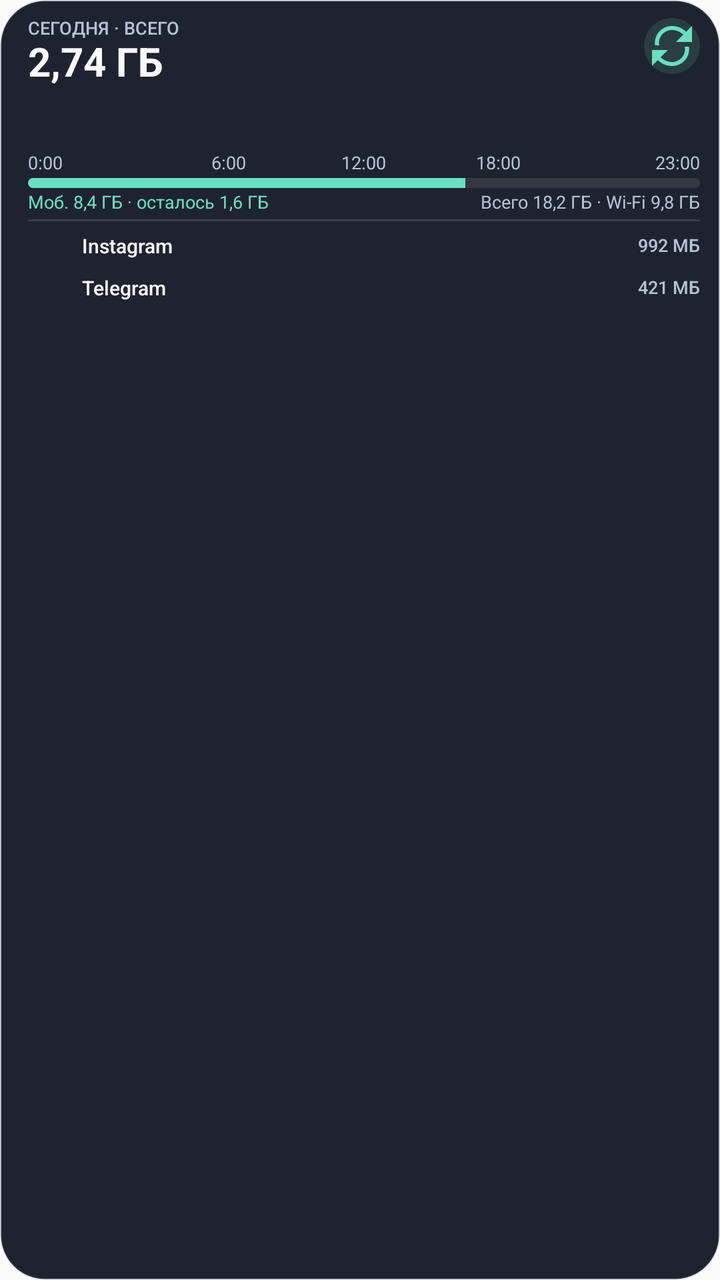
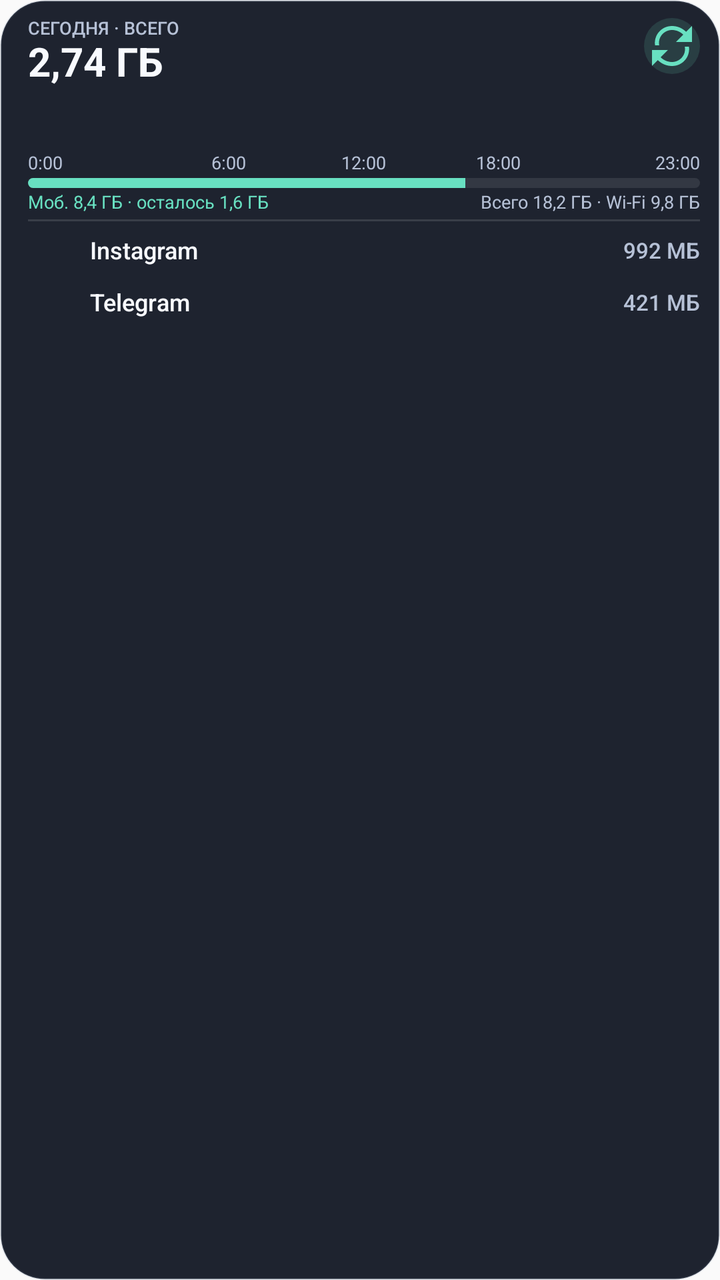

Screens rendered from an Android XML layout before and after an edit, with the pre-edit source and the edit as a unified diff.
<!-- AndroidManifest.xml: application theme Theme.App_monitoring -->
<!-- res/layout/widget_large_hourly.xml -->
<?xml version="1.0" encoding="utf-8"?>
<FrameLayout xmlns:android="http://schemas.android.com/apk/res/android"
    android:id="@+id/widget_root"
    android:layout_width="match_parent"
    android:layout_height="match_parent"
    android:background="@drawable/widget_background"
    android:paddingStart="14dp"
    android:paddingTop="9dp"
    android:paddingEnd="10dp"
    android:paddingBottom="8dp">

    <LinearLayout
        android:layout_width="match_parent"
        android:layout_height="match_parent"
        android:orientation="vertical">

        <LinearLayout
            android:layout_width="match_parent"
            android:layout_height="wrap_content"
            android:gravity="center_vertical"
            android:paddingEnd="30dp"
            android:orientation="horizontal">
            <LinearLayout
                android:layout_width="0dp"
                android:layout_height="wrap_content"
                android:layout_weight="1"
                android:orientation="vertical">
                <TextView
                    style="@style/WidgetLabel"
                    android:text="СЕГОДНЯ · ВСЕГО" />
                <TextView
                    android:id="@+id/large_hourly_today_total"
                    style="@style/WidgetValue"
                    android:text="2,74 ГБ"
                    android:textSize="20sp" />
            </LinearLayout>
        </LinearLayout>

        <ImageView
            android:id="@+id/large_hourly_chart"
            android:layout_width="match_parent"
            android:layout_height="31dp"
            android:layout_marginTop="2dp"
            android:contentDescription="@string/widget_hourly_chart"
            android:scaleType="fitXY" />

        <LinearLayout
            android:layout_width="match_parent"
            android:layout_height="wrap_content"
            android:orientation="horizontal">
            <TextView style="@style/WidgetMeta" android:layout_width="0dp" android:layout_weight="1" android:text="0:00" />
            <TextView style="@style/WidgetMeta" android:layout_width="0dp" android:layout_weight="1" android:gravity="center" android:text="6:00" />
            <TextView style="@style/WidgetMeta" android:layout_width="0dp" android:layout_weight="1" android:gravity="center" android:text="12:00" />
            <TextView style="@style/WidgetMeta" android:layout_width="0dp" android:layout_weight="1" android:gravity="center" android:text="18:00" />
            <TextView style="@style/WidgetMeta" android:layout_width="0dp" android:layout_weight="1" android:gravity="end" android:text="23:00" />
        </LinearLayout>

        <ProgressBar
            android:id="@+id/large_hourly_progress"
            style="?android:attr/progressBarStyleHorizontal"
            android:layout_width="match_parent"
            android:layout_height="5dp"
            android:layout_marginTop="2dp"
            android:indeterminate="false"
            android:max="1000"
            android:progress="650"
            android:progressDrawable="@drawable/widget_progress" />

        <LinearLayout
            android:layout_width="match_parent"
            android:layout_height="wrap_content"
            android:layout_marginTop="2dp"
            android:orientation="horizontal">
            <TextView
                android:id="@+id/large_hourly_mobile"
                style="@style/WidgetMeta"
                android:layout_width="0dp"
                android:layout_weight="1"
                android:text="Моб. 8,4 ГБ · осталось 1,6 ГБ"
                android:textColor="@color/widget_accent" />
            <TextView
                android:id="@+id/large_hourly_total"
                style="@style/WidgetMeta"
                android:text="Всего 18,2 ГБ · Wi‑Fi 9,8 ГБ" />
        </LinearLayout>

        <ImageView
            android:layout_width="match_parent"
            android:layout_height="1dp"
            android:layout_marginTop="3dp"
            android:layout_marginBottom="2dp"
            android:background="@drawable/widget_divider_horizontal"
            android:contentDescription="@null" />

        <LinearLayout
            android:id="@+id/widget_large_app_1"
            android:layout_width="match_parent"
            android:layout_height="21dp"
            android:gravity="center_vertical"
            android:orientation="horizontal">
            <ImageView android:id="@+id/widget_large_app_1_icon" style="@style/WidgetLargeAppIcon" />
            <TextView android:id="@+id/widget_large_app_1_name" style="@style/WidgetLargeAppName" android:text="Instagram" />
            <ProgressBar android:id="@+id/widget_large_app_1_progress" style="@style/WidgetLargeAppProgress" android:progress="1000" />
            <TextView android:id="@+id/widget_large_app_1_usage" style="@style/WidgetLargeAppUsage" android:text="992 МБ" />
        </LinearLayout>

        <LinearLayout
            android:id="@+id/widget_large_app_2"
            android:layout_width="match_parent"
            android:layout_height="21dp"
            android:gravity="center_vertical"
            android:orientation="horizontal">
            <ImageView android:id="@+id/widget_large_app_2_icon" style="@style/WidgetLargeAppIcon" />
            <TextView android:id="@+id/widget_large_app_2_name" style="@style/WidgetLargeAppName" android:text="Telegram" />
            <ProgressBar android:id="@+id/widget_large_app_2_progress" style="@style/WidgetLargeAppProgress" android:progress="520" />
            <TextView android:id="@+id/widget_large_app_2_usage" style="@style/WidgetLargeAppUsage" android:text="421 МБ" />
        </LinearLayout>
    </LinearLayout>

    <ImageButton
        android:id="@+id/widget_refresh"
        android:layout_width="28dp"
        android:layout_height="28dp"
        android:layout_gravity="top|end"
        android:background="@drawable/widget_refresh_background"
        android:contentDescription="@string/widget_refresh"
        android:padding="7dp"
        android:src="@drawable/ic_widget_refresh"
        android:tint="@color/widget_accent" />
</FrameLayout>
<!-- resources referenced by this layout -->
<resources>
  <color name="widget_accent">#FF68E0C1</color>
  <!-- drawable widget_background (drawable) -->
  <?xml version="1.0" encoding="utf-8"?>
  <shape xmlns:android="http://schemas.android.com/apk/res/android"
      android:shape="rectangle">
      <solid android:color="@color/widget_background" />
      <corners android:radius="22dp" />
      <stroke
          android:width="1dp"
          android:color="@color/widget_border" />
  </shape>
  <!-- drawable widget_divider_horizontal (drawable) -->
  <?xml version="1.0" encoding="utf-8"?>
  <shape xmlns:android="http://schemas.android.com/apk/res/android"
      android:shape="rectangle">
      <solid android:color="@color/widget_divider" />
  </shape>
  <!-- drawable widget_refresh_background (drawable) -->
  <?xml version="1.0" encoding="utf-8"?>
  <shape xmlns:android="http://schemas.android.com/apk/res/android"
      android:shape="oval">
      <solid android:color="@color/widget_accent_surface" />
  </shape>
  <string name="widget_hourly_chart">Почасовой график трафика за сегодня</string>
  <string name="widget_refresh">Обновить статистику</string>
  <style name="WidgetLargeAppIcon">
          <item name="android:layout_width">20dp</item>
          <item name="android:layout_height">20dp</item>
          <item name="android:contentDescription">@null</item>
          <item name="android:scaleType">fitCenter</item>
      </style>
  <style name="WidgetLargeAppName">
          <item name="android:layout_width">72dp</item>
          <item name="android:layout_height">wrap_content</item>
          <item name="android:layout_marginStart">7dp</item>
          <item name="android:ellipsize">end</item>
          <item name="android:fontFamily">sans-serif-medium</item>
          <item name="android:includeFontPadding">false</item>
          <item name="android:maxLines">1</item>
          <item name="android:textColor">@color/widget_text_primary</item>
          <item name="android:textSize">10sp</item>
      </style>
  <style name="WidgetLargeAppProgress">
          <item name="android:layout_width">0dp</item>
          <item name="android:layout_height">4dp</item>
          <item name="android:layout_marginStart">7dp</item>
          <item name="android:layout_weight">1</item>
          <item name="android:indeterminate">false</item>
          <item name="android:max">1000</item>
          <item name="android:progressDrawable">@drawable/widget_progress</item>
      </style>
  <style name="WidgetLargeAppUsage">
          <item name="android:layout_width">58dp</item>
          <item name="android:layout_height">wrap_content</item>
          <item name="android:layout_marginStart">7dp</item>
          <item name="android:ellipsize">end</item>
          <item name="android:fontFamily">sans-serif-medium</item>
          <item name="android:gravity">end</item>
          <item name="android:includeFontPadding">false</item>
          <item name="android:maxLines">1</item>
          <item name="android:textColor">@color/widget_text_secondary</item>
          <item name="android:textSize">9sp</item>
      </style>
  <style name="WidgetMeta">
          <item name="android:layout_width">wrap_content</item>
          <item name="android:layout_height">wrap_content</item>
          <item name="android:ellipsize">end</item>
          <item name="android:includeFontPadding">false</item>
          <item name="android:maxLines">1</item>
          <item name="android:textColor">@color/widget_text_secondary</item>
          <item name="android:textSize">9sp</item>
      </style>
  <style name="Theme.App_monitoring" parent="android:Theme.Material.Light.NoActionBar" />
  <color name="widget_background">#F2121824</color>
  <color name="widget_border">#267C8AA5</color>
  <color name="widget_divider">#1FFFFFFF</color>
  <color name="widget_progress_track">#18FFFFFF</color>
  <color name="widget_accent_surface">#2468E0C1</color>
  <color name="widget_text_secondary">#FFB6C1D6</color>
  <color name="widget_text_primary">#FFF8FAFF</color>
  <!-- unchanged entries left out for length: 4 -->
</resources>

<!-- the commit's change to res/layout/widget_large_hourly.xml (unified diff, before → after) -->
@@ -95,7 +95,7 @@
         <LinearLayout
             android:id="@+id/widget_large_app_1"
             android:layout_width="match_parent"
-            android:layout_height="21dp"
+            android:layout_height="26dp"
             android:gravity="center_vertical"
             android:orientation="horizontal">
             <ImageView android:id="@+id/widget_large_app_1_icon" style="@style/WidgetLargeAppIcon" />
@@ -107,13 +107,65 @@
         <LinearLayout
             android:id="@+id/widget_large_app_2"
             android:layout_width="match_parent"
-            android:layout_height="21dp"
+            android:layout_height="26dp"
             android:gravity="center_vertical"
             android:orientation="horizontal">
             <ImageView android:id="@+id/widget_large_app_2_icon" style="@style/WidgetLargeAppIcon" />
             <TextView android:id="@+id/widget_large_app_2_name" style="@style/WidgetLargeAppName" android:text="Telegram" />
             <ProgressBar android:id="@+id/widget_large_app_2_progress" style="@style/WidgetLargeAppProgress" android:progress="520" />
             <TextView android:id="@+id/widget_large_app_2_usage" style="@style/WidgetLargeAppUsage" android:text="421 МБ" />
+        </LinearLayout>
+
+        <LinearLayout
+            android:id="@+id/widget_large_app_3"
+            android:layout_width="match_parent"
+            android:layout_height="26dp"
+            android:gravity="center_vertical"
+            android:orientation="horizontal"
+            android:visibility="gone">
+            <ImageView android:id="@+id/widget_large_app_3_icon" style="@style/WidgetLargeAppIcon" />
+            <TextView android:id="@+id/widget_large_app_3_name" style="@style/WidgetLargeAppName" android:text="YouTube" />
+            <ProgressBar android:id="@+id/widget_large_app_3_progress" style="@style/WidgetLargeAppProgress" android:progress="420" />
+            <TextView android:id="@+id/widget_large_app_3_usage" style="@style/WidgetLargeAppUsage" android:text="318 МБ" />
+        </LinearLayout>
+
+        <LinearLayout
+            android:id="@+id/widget_large_app_4"
+            android:layout_width="match_parent"
+            android:layout_height="26dp"
+            android:gravity="center_vertical"
+            android:orientation="horizontal"
+            android:visibility="gone">
+            <ImageView android:id="@+id/widget_large_app_4_icon" style="@style/WidgetLargeAppIcon" />
+            <TextView android:id="@+id/widget_large_app_4_name" style="@style/WidgetLargeAppName" android:text="Google Play" />
+            <ProgressBar android:id="@+id/widget_large_app_4_progress" style="@style/WidgetLargeAppProgress" android:progress="310" />
+            <TextView android:id="@+id/widget_large_app_4_usage" style="@style/WidgetLargeAppUsage" android:text="246 МБ" />
+        </LinearLayout>
+
+        <LinearLayout
+            android:id="@+id/widget_large_app_5"
+            android:layout_width="match_parent"
+            android:layout_height="26dp"
+            android:gravity="center_vertical"
+            android:orientation="horizontal"
+            android:visibility="gone">
+            <ImageView android:id="@+id/widget_large_app_5_icon" style="@style/WidgetLargeAppIcon" />
+            <TextView android:id="@+id/widget_large_app_5_name" style="@style/WidgetLargeAppName" android:text="Chrome" />
+            <ProgressBar android:id="@+id/widget_large_app_5_progress" style="@style/WidgetLargeAppProgress" android:progress="240" />
+            <TextView android:id="@+id/widget_large_app_5_usage" style="@style/WidgetLargeAppUsage" android:text="182 МБ" />
+        </LinearLayout>
+
+        <LinearLayout
+            android:id="@+id/widget_large_app_6"
+            android:layout_width="match_parent"
+            android:layout_height="26dp"
+            android:gravity="center_vertical"
+            android:orientation="horizontal"
+            android:visibility="gone">
+            <ImageView android:id="@+id/widget_large_app_6_icon" style="@style/WidgetLargeAppIcon" />
+            <TextView android:id="@+id/widget_large_app_6_name" style="@style/WidgetLargeAppName" android:text="Монитор" />
+            <ProgressBar android:id="@+id/widget_large_app_6_progress" style="@style/WidgetLargeAppProgress" android:progress="180" />
+            <TextView android:id="@+id/widget_large_app_6_usage" style="@style/WidgetLargeAppUsage" android:text="126 МБ" />
         </LinearLayout>
     </LinearLayout>
 
<!-- resource entries referenced after the edit -->
@@ -26,13 +26,13 @@
   <string name="widget_hourly_chart">Почасовой график трафика за сегодня</string>
   <string name="widget_refresh">Обновить статистику</string>
   <style name="WidgetLargeAppIcon">
-          <item name="android:layout_width">20dp</item>
-          <item name="android:layout_height">20dp</item>
+          <item name="android:layout_width">24dp</item>
+          <item name="android:layout_height">24dp</item>
           <item name="android:contentDescription">@null</item>
           <item name="android:scaleType">fitCenter</item>
       </style>
   <style name="WidgetLargeAppName">
-          <item name="android:layout_width">72dp</item>
+          <item name="android:layout_width">104dp</item>
           <item name="android:layout_height">wrap_content</item>
           <item name="android:layout_marginStart">7dp</item>
           <item name="android:ellipsize">end</item>
@@ -40,11 +40,11 @@
           <item name="android:includeFontPadding">false</item>
           <item name="android:maxLines">1</item>
           <item name="android:textColor">@color/widget_text_primary</item>
-          <item name="android:textSize">10sp</item>
+          <item name="android:textSize">12sp</item>
       </style>
   <style name="WidgetLargeAppProgress">
           <item name="android:layout_width">0dp</item>
-          <item name="android:layout_height">4dp</item>
+          <item name="android:layout_height">5dp</item>
           <item name="android:layout_marginStart">7dp</item>
           <item name="android:layout_weight">1</item>
           <item name="android:indeterminate">false</item>
@@ -52,7 +52,7 @@
           <item name="android:progressDrawable">@drawable/widget_progress</item>
       </style>
   <style name="WidgetLargeAppUsage">
-          <item name="android:layout_width">58dp</item>
+          <item name="android:layout_width">68dp</item>
           <item name="android:layout_height">wrap_content</item>
           <item name="android:layout_marginStart">7dp</item>
           <item name="android:ellipsize">end</item>
@@ -61,7 +61,7 @@
           <item name="android:includeFontPadding">false</item>
           <item name="android:maxLines">1</item>
           <item name="android:textColor">@color/widget_text_secondary</item>
-          <item name="android:textSize">9sp</item>
+          <item name="android:textSize">11sp</item>
       </style>
   <style name="WidgetMeta">
           <item name="android:layout_width">wrap_content</item>
